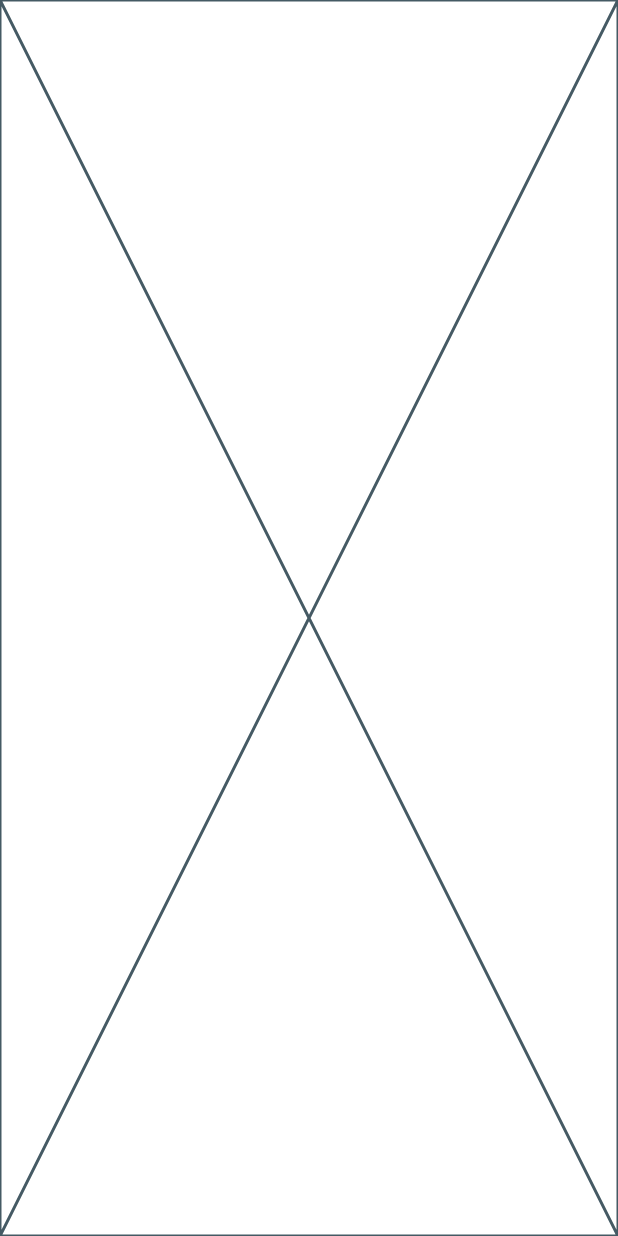
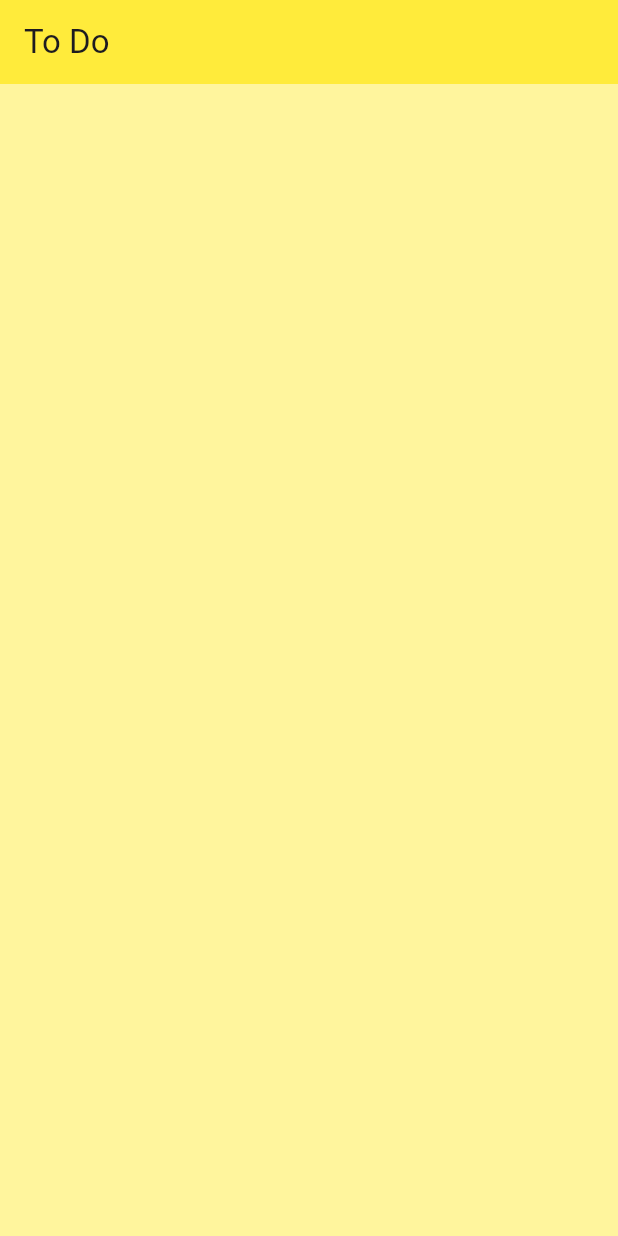
Before and after one commit to avi-kr/flutter_todo, a Flutter app: the screen it shows after launch, on a phone screen of 412 x 824 dp. Run offline on Flutter 3.47's test engine with Material 3 defaults, Android fonts, the phone set to English and light mode, and no system bars.

Commit message:
AppBar Theme changed
Signed-off-by: Abhishek Kumar <avi.kr16@gmail.com>

```diff
--- /dev/null
+++ b/lib/home_page.dart
@@ -0,0 +1,21 @@
+import 'package:flutter/material.dart';
+
+class HomePage extends StatefulWidget {
+  const HomePage({super.key});
+
+  @override
+  State<HomePage> createState() => _HomePageState();
+}
+
+class _HomePageState extends State<HomePage> {
+  @override
+  Widget build(BuildContext context) {
+    return Scaffold(
+      backgroundColor: Colors.yellow[200],
+      appBar: AppBar(
+        title: Text("To Do"),
+        elevation: 0,
+      ),
+    );
+  }
+}
--- a/lib/main.dart
+++ b/lib/main.dart
@@ -1,4 +1,5 @@
 import 'package:flutter/material.dart';
+import 'package:todo/home_page.dart';
 
 void main() {
   runApp(const MyApp());
@@ -9,6 +10,15 @@ class MyApp extends StatelessWidget {
 
   @override
   Widget build(BuildContext context) {
-    return Placeholder();
+    return MaterialApp(
+      debugShowCheckedModeBanner: false,
+      home: HomePage(),
+      theme: ThemeData(
+        primarySwatch: Colors.yellow,
+        appBarTheme: AppBarTheme(
+          color: Colors.yellow, // Set the AppBar color here
+        ),
+      ),
+    );
   }
 }
```
